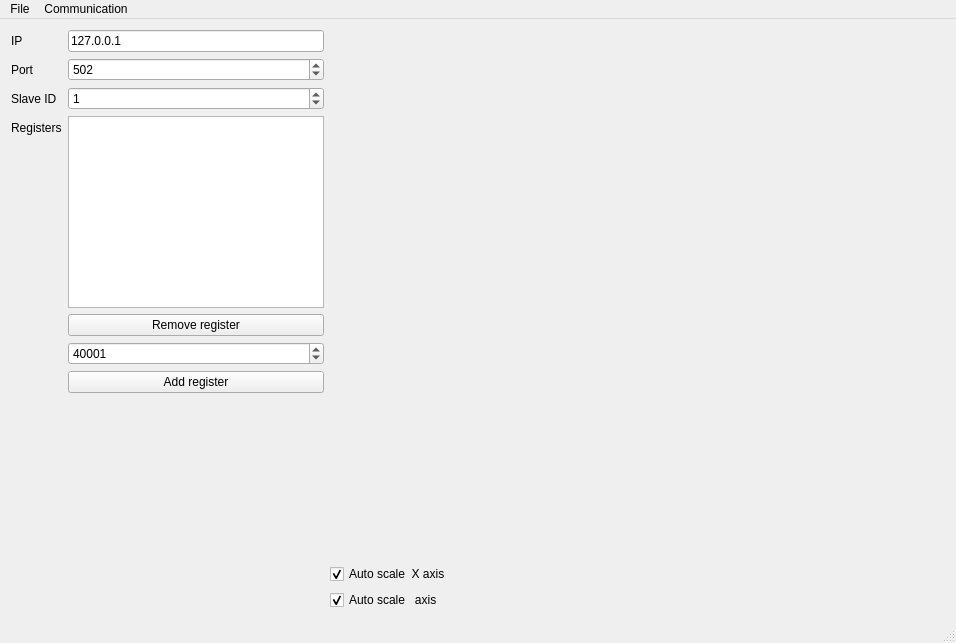
ModbusScope/ModbusScope, file src/mainwindow.ui: the form before one commit.
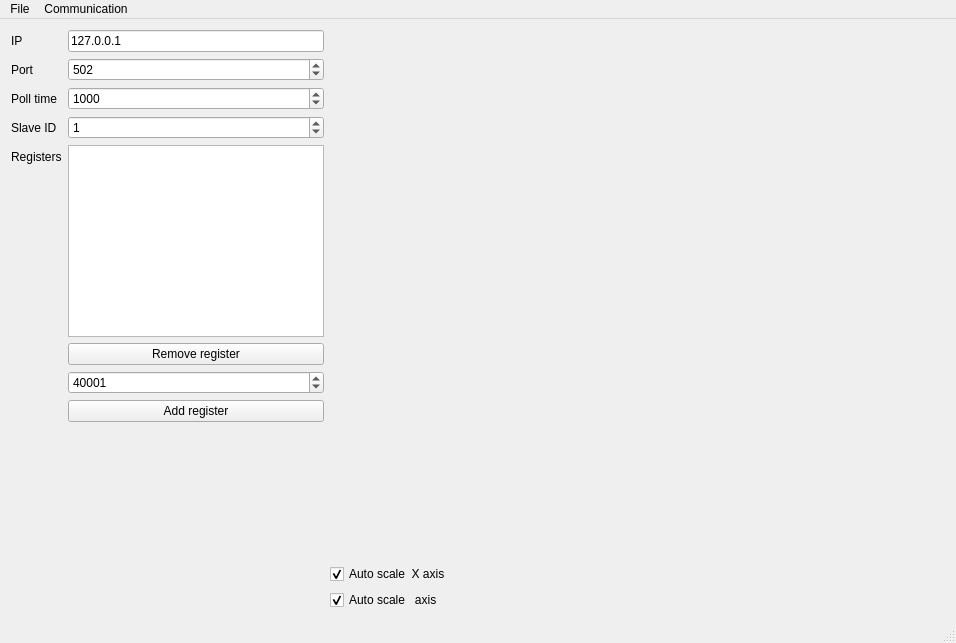
The form after the commit. Custom widgets are drawn as their Qt base class.

Commit message: Added poll time setting

Diff of the .ui file:
```diff
--- a/src/mainwindow.ui
+++ b/src/mainwindow.ui
@@ -109,6 +109,26 @@
           <item row="6" column="1">
            <widget class="QListWidget" name="listReg"/>
           </item>
+          <item row="4" column="1">
+           <widget class="QSpinBox" name="spinPollTime">
+            <property name="maximum">
+             <number>90000</number>
+            </property>
+            <property name="singleStep">
+             <number>10</number>
+            </property>
+            <property name="value">
+             <number>1000</number>
+            </property>
+           </widget>
+          </item>
+          <item row="4" column="0">
+           <widget class="QLabel" name="label_5">
+            <property name="text">
+             <string>Poll time</string>
+            </property>
+           </widget>
+          </item>
          </layout>
         </item>
         <item>
```
The commit also changes 4 other files.
